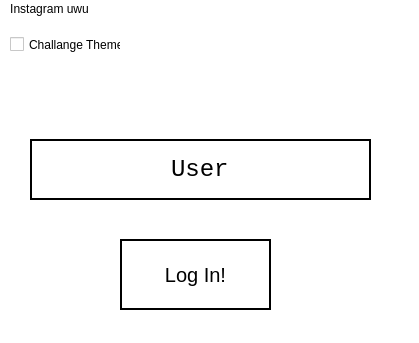
Above: mainwindow.ui from symphony701/Trabajo_AED before the change. Below: the same form after it.
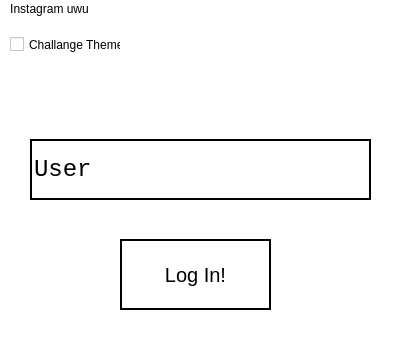
That is the form after the change. Icons and pictures are not drawn.

The edit to the form file:
```diff
--- a/mainwindow.ui
+++ b/mainwindow.ui
@@ -93,7 +93,7 @@
      <string>User</string>
     </property>
     <property name="alignment">
-     <set>Qt::AlignCenter</set>
+     <set>Qt::AlignLeading|Qt::AlignLeft|Qt::AlignVCenter</set>
     </property>
    </widget>
    <widget class="QPushButton" name="login">
```
